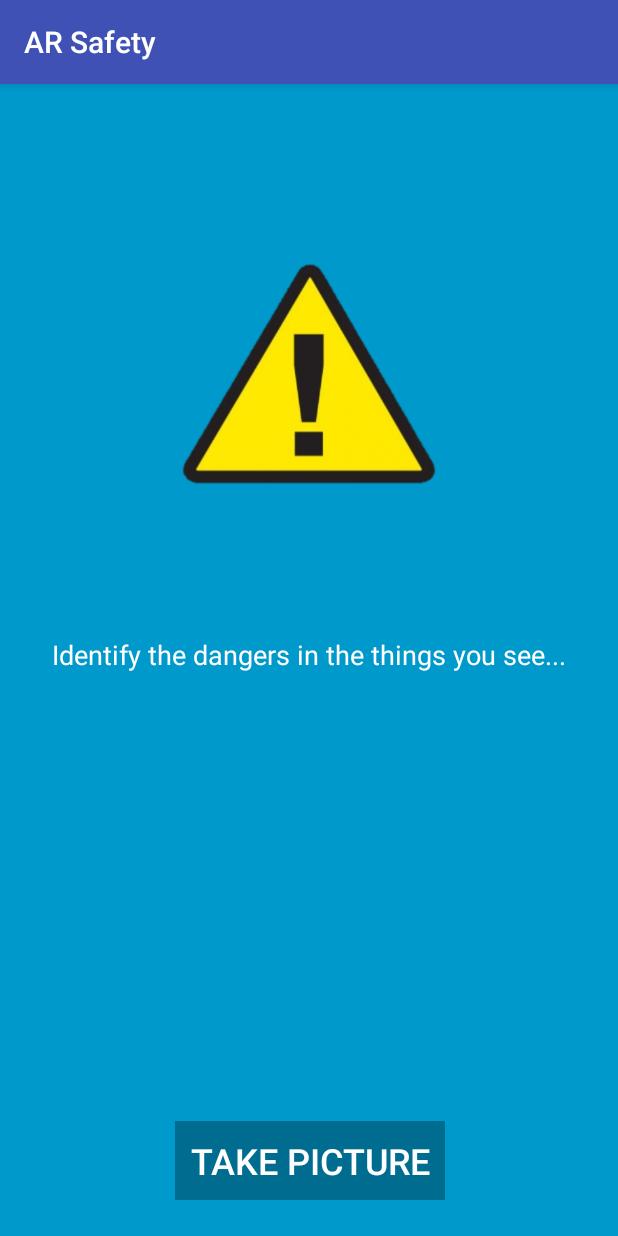
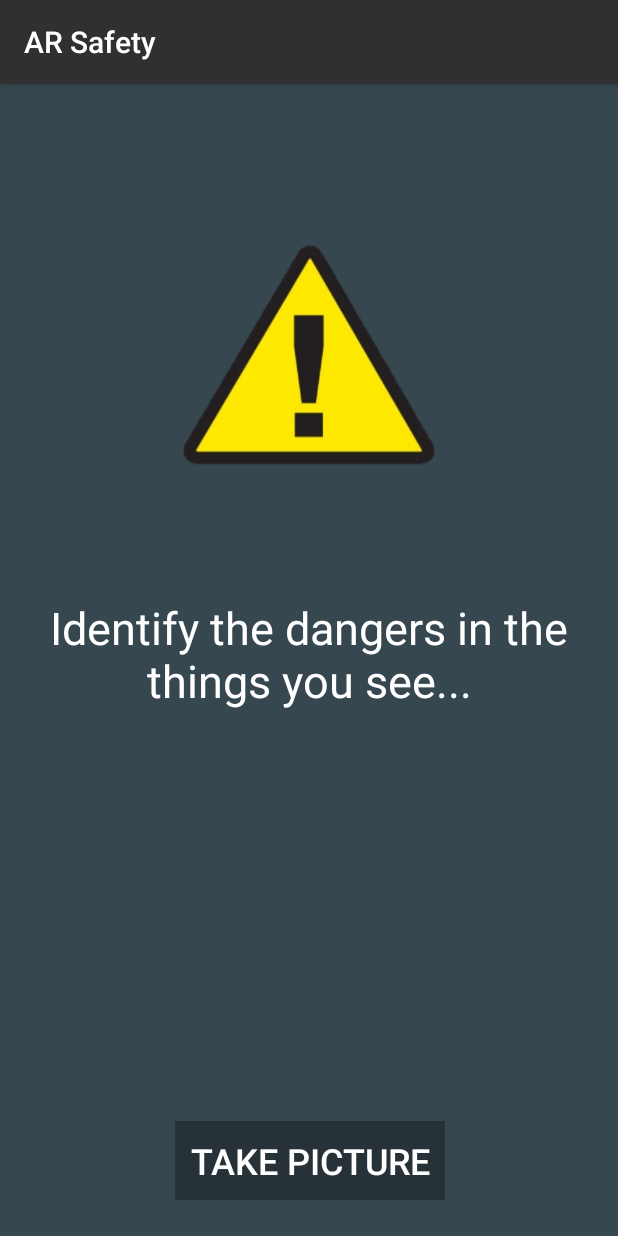
Before and after one commit to nishanthmerwin/deltahacks4_arsafety, an Android app: the screen it shows after launch (MainActivity), on a phone screen of 412 x 824 dp. Run offline under Robolectric (Android 15) with nearby library versions, the phone set to English and light mode, and no system bars; our stand-ins replace Volley.

Commit message:
Main app page fully implemented

```diff
--- a/ARSafety/app/build.gradle
+++ b/ARSafety/app/build.gradle
@@ -16,13 +16,16 @@ android {
             proguardFiles getDefaultProguardFile('proguard-android.txt'), 'proguard-rules.pro'
         }
     }
+    productFlavors {
+    }
 }
 
 dependencies {
-    implementation fileTree(dir: 'libs', include: ['*.jar'])
+    implementation fileTree(include: ['*.jar'], dir: 'libs')
     implementation 'com.android.support:appcompat-v7:26.1.0'
     implementation 'com.android.support.constraint:constraint-layout:1.0.2'
     testImplementation 'junit:junit:4.12'
     androidTestImplementation 'com.android.support.test:runner:1.0.1'
     androidTestImplementation 'com.android.support.test.espresso:espresso-core:3.0.1'
+    compile 'com.android.volley:volley:1.0.0'
 }
--- a/ARSafety/app/src/main/AndroidManifest.xml
+++ b/ARSafety/app/src/main/AndroidManifest.xml
@@ -5,6 +5,7 @@
     <uses-feature android:name="android.hardware.camera" android:required="true"/>
 
     <uses-permission android:name="android.permission.WRITE_EXTERNAL_STORAGE" android:maxSdkVersion="18" />
+    <uses-permission android:name="android.permission.INTERNET" />
 
     <application
         android:allowBackup="true"
--- a/ARSafety/app/src/main/res/layout/activity_main.xml
+++ b/ARSafety/app/src/main/res/layout/activity_main.xml
@@ -4,14 +4,14 @@
     xmlns:tools="http://schemas.android.com/tools"
     android:layout_width="match_parent"
     android:layout_height="match_parent"
-    android:background="@android:color/holo_blue_dark"
+    android:background="@color/lightGray"
     tools:context="com.example.sujan.arsafety.MainActivity">
 
     <ImageView
         android:id="@+id/mImageView"
         android:layout_width="0dp"
         android:layout_height="0dp"
-        android:scaleType="centerCrop"
+        android:scaleType="fitStart"
         android:visibility="invisible"
         app:layout_constraintBottom_toBottomOf="parent"
         app:layout_constraintEnd_toEndOf="parent"
@@ -33,11 +33,14 @@
 
         <TextView
             android:id="@+id/textView"
-            android:layout_width="wrap_content"
+            android:layout_width="0dp"
             android:layout_height="wrap_content"
+            android:layout_marginEnd="16dp"
+            android:layout_marginStart="16dp"
             android:text="Identify the dangers in the things you see..."
+            android:textAlignment="center"
             android:textColor="@android:color/background_light"
-            android:textSize="18sp"
+            android:textSize="30sp"
             app:layout_constraintBottom_toBottomOf="parent"
             app:layout_constraintEnd_toEndOf="parent"
             app:layout_constraintHorizontal_bias="0.5"
@@ -59,7 +62,7 @@
             app:srcCompat="@drawable/danger" />
 
         <Button
-            android:id="@+id/button"
+            android:id="@+id/pictureButton"
             style="@style/Widget.AppCompat.Button.Borderless"
             android:layout_width="wrap_content"
             android:layout_height="wrap_content"
@@ -75,6 +78,19 @@
             app:layout_constraintBottom_toBottomOf="parent"
             app:layout_constraintEnd_toEndOf="parent"
             app:layout_constraintStart_toStartOf="parent" />
+
+        <Button
+            android:id="@+id/infoButton"
+            android:layout_width="wrap_content"
+            android:layout_height="wrap_content"
+            android:layout_marginEnd="16dp"
+            android:layout_marginTop="16dp"
+            android:background="@android:color/holo_red_light"
+            android:onClick="moreInfo"
+            android:text="More Info"
+            android:textColor="@android:color/holo_orange_light"
+            app:layout_constraintEnd_toEndOf="parent"
+            app:layout_constraintTop_toTopOf="parent" />
     </android.support.constraint.ConstraintLayout>
 
 </android.support.constraint.ConstraintLayout>
--- a/ARSafety/app/src/main/res/values/colors.xml
+++ b/ARSafety/app/src/main/res/values/colors.xml
@@ -4,4 +4,8 @@
     <color name="colorPrimaryDark">#303F9F</color>
     <color name="colorAccent">#FF4081</color>
     <color name="semi_translucent">#4b000000</color>
+    <color name="gray">#303030</color>
+    <color name="lightGray">#37474f</color>
+    <color name="slightOrange">#263238</color>
+    <color name="slightRed">#904545</color>
 </resources>
--- a/ARSafety/app/src/main/res/values/styles.xml
+++ b/ARSafety/app/src/main/res/values/styles.xml
@@ -3,7 +3,7 @@
     <!-- Base application theme. -->
     <style name="AppTheme" parent="Theme.AppCompat.Light.DarkActionBar">
         <!-- Customize your theme here. -->
-        <item name="colorPrimary">@color/colorPrimary</item>
+        <item name="colorPrimary">@color/gray</item>
         <item name="colorPrimaryDark">@color/colorPrimaryDark</item>
         <item name="colorAccent">@color/colorAccent</item>
     </style>
```
Also changed, not shown: ARSafety/app/src/main/java/com/example/sujan/arsafety/MainActivity.java (+96 -26 lines), ARSafety/build.gradle (line endings or trailing spaces).
